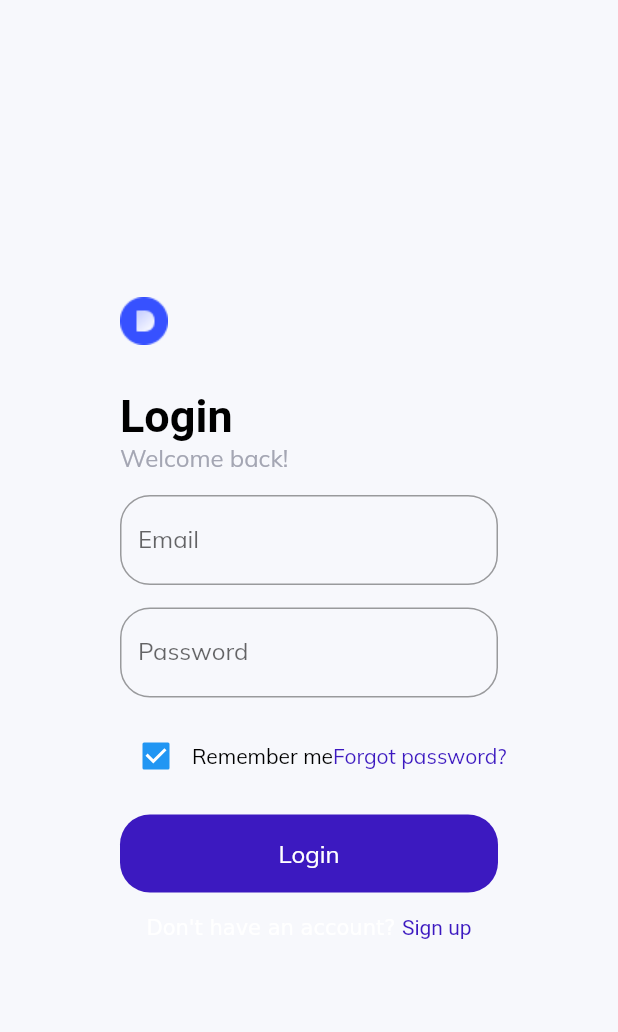
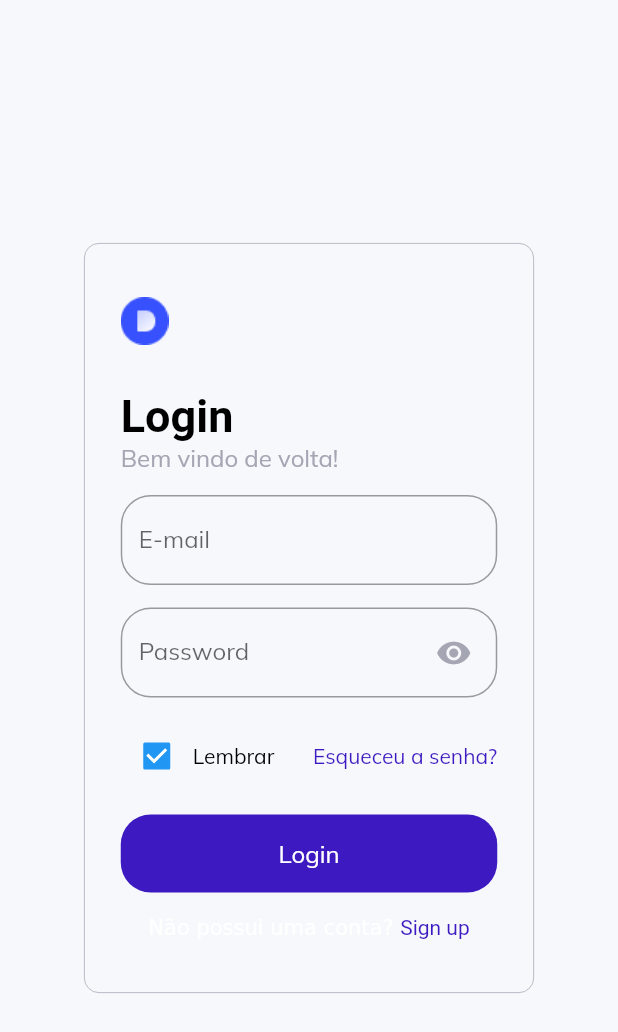
Before and after one commit to marcos-bah/flutter_web_dashboard, a Flutter app: the screen it shows after launch, on a phone screen of 412 x 824 dp. Shown: the top 1032 px of the screen. Run offline on Flutter 3.47's test engine with Material 2 defaults, Android fonts, the light colour scheme and no system bars; our stand-ins replace charts_flutter, data_table_2, get, google_fonts.

Commit message:
[ADD] Adicionando gerenciamento de estado

```diff
--- a/lib/pages/authentication/authentication.dart
+++ b/lib/pages/authentication/authentication.dart
@@ -1,5 +1,7 @@
 import 'package:flutter/material.dart';
 import 'package:flutter_web_dashboard/constants/style.dart';
+import 'package:flutter_web_dashboard/pages/authentication/controllers/auth_controller.dart';
+import 'package:flutter_web_dashboard/pages/authentication/widgets/form_credential.dart';
 import 'package:flutter_web_dashboard/routing/routes.dart';
 import 'package:flutter_web_dashboard/widgets/custom_text.dart';
 import 'package:get/get.dart';
@@ -10,10 +12,19 @@ class AuthenticationPage extends StatelessWidget {
 
   @override
   Widget build(BuildContext context) {
+    final AuthController authController = Get.put(AuthController());
+    print("build");
     return Scaffold(
       body: Center(
         child: Container(
-          constraints: BoxConstraints(maxWidth: 300),
+          decoration: BoxDecoration(
+            border: Border.all(
+              color: lightGrey,
+              width: 0.5,
+            ),
+            borderRadius: BorderRadius.circular(10),
+          ),
+          constraints: BoxConstraints(maxWidth: 300, maxHeight: 500),
           padding: EdgeInsets.all(24),
           child: Column(
             mainAxisAlignment: MainAxisAlignment.center,
@@ -42,31 +53,33 @@ class AuthenticationPage extends StatelessWidget {
               Row(
                 children: [
                   CustomText(
-                    text: "Welcome back!",
+                    text: "Bem vindo de volta!",
                     color: lightGrey,
                   ),
                 ],
               ),
               SizedBox(height: 15),
-              TextField(
-                decoration: InputDecoration(
-                  border: OutlineInputBorder(
-                    borderRadius: BorderRadius.circular(20),
-                  ),
-                  labelText: "Email",
-                  hintText: "abc@domain.com",
-                ),
+              FormCredentialInput(
+                label: "E-mail",
+                hint: "abc@domain.com",
               ),
               SizedBox(height: 15),
-              TextField(
-                decoration: InputDecoration(
-                  border: OutlineInputBorder(
-                    borderRadius: BorderRadius.circular(20),
+              Obx(
+                () => FormCredentialInput(
+                  label: "Password",
+                  hint: "*******",
+                  obscure: !authController.isVisiblePass,
+                  suffix: IconButton(
+                    padding: EdgeInsets.only(right: 10),
+                    icon: Icon(
+                      !authController.isVisiblePass
+                          ? Icons.visibility
+                          : Icons.visibility_off,
+                      color: lightGrey,
+                    ),
+                    onPressed: authController.changedVisiblePass,
                   ),
-                  labelText: "Password",
-                  hintText: "********",
                 ),
-                obscureText: true,
               ),
               SizedBox(height: 15),
               Row(
@@ -79,13 +92,13 @@ class AuthenticationPage extends StatelessWidget {
                         onChanged: (value) {},
                       ),
                       CustomText(
-                        text: "Remember me",
+                        text: "Lembrar",
                         size: 14,
                       ),
                     ],
                   ),
                   CustomText(
-                    text: "Forgot password?",
+                    text: "Esqueceu a senha?",
                     color: active,
                     size: 14,
                   ),
@@ -115,7 +128,7 @@ class AuthenticationPage extends StatelessWidget {
                 text: TextSpan(
                   children: [
                     TextSpan(
-                      text: "Don't have an account? ",
+                      text: "Não possui uma conta? ",
                     ),
                     TextSpan(
                       text: "Sign up",
--- /dev/null
+++ b/lib/pages/authentication/controllers/auth_controller.dart
@@ -0,0 +1,7 @@
+import 'package:get/get.dart';
+
+class AuthController extends GetxController {
+  var visiblePass = false.obs;
+  bool get isVisiblePass => this.visiblePass.value;
+  bool changedVisiblePass() => this.visiblePass.value = !this.visiblePass.value;
+}
--- /dev/null
+++ b/lib/pages/authentication/widgets/form_credential.dart
@@ -0,0 +1,30 @@
+import 'package:flutter/material.dart';
+
+class FormCredentialInput extends StatelessWidget {
+  final String label;
+  final String hint;
+  final bool obscure;
+  final Widget? suffix;
+  const FormCredentialInput({
+    Key? key,
+    required this.label,
+    required this.hint,
+    this.obscure = false,
+    this.suffix,
+  }) : super(key: key);
+
+  @override
+  Widget build(BuildContext context) {
+    return TextField(
+      obscureText: obscure,
+      decoration: InputDecoration(
+        border: OutlineInputBorder(
+          borderRadius: BorderRadius.circular(20),
+        ),
+        labelText: label,
+        hintText: hint,
+        suffixIcon: suffix,
+      ),
+    );
+  }
+}
```
